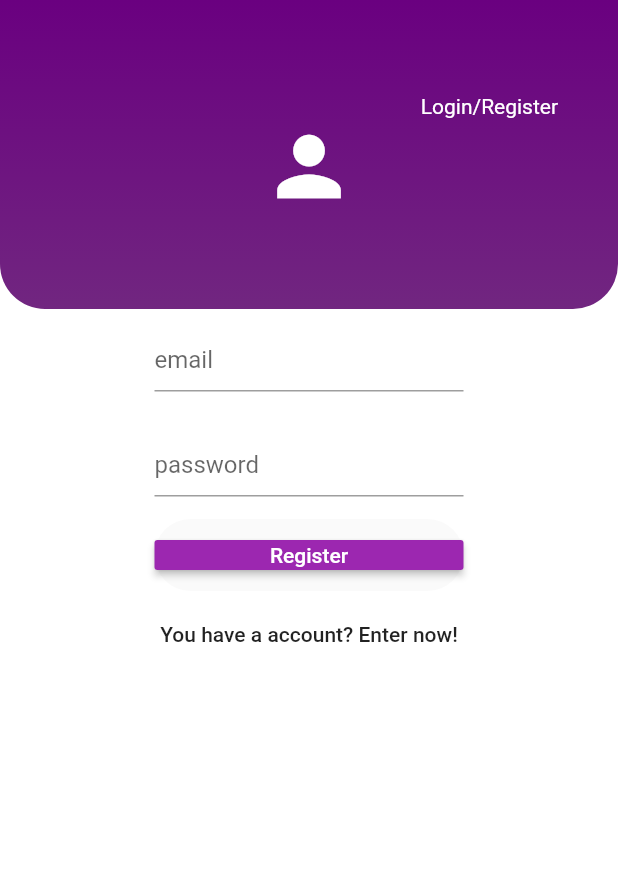
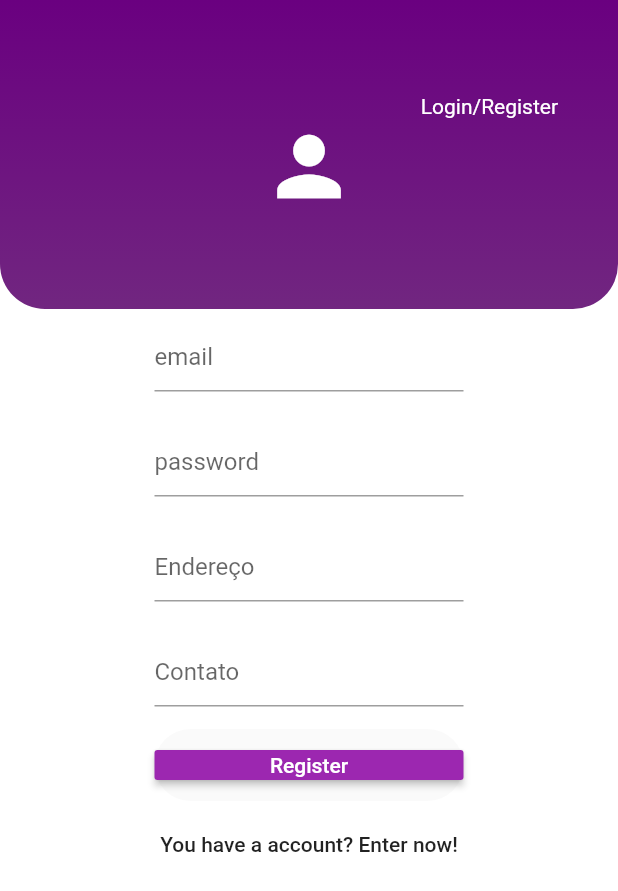
Before and after one commit to mugarate12/webappFlutter, a Flutter app: the Login screen opened by its route, after a tap on "Login", after a tap on "You not have a account? Make one!", on a phone screen of 412 x 824 dp. Shown: the top 891 px of the screen. Run offline on Flutter 3.47's test engine with Material 2 defaults, Android fonts, the phone set to English and light mode, and no system bars; missing offline and left inert: dart:html, flutter_web.

Commit message:
ultimas alterações

```diff
--- a/lib/components/party_theme.dart
+++ b/lib/components/party_theme.dart
@@ -29,7 +29,12 @@ class PartyTheme extends StatelessWidget {
     List<Widget> themes = [];
 
     for (var i = 0; i < imgArray.length; i++) {
-      themes.add(MaterialButton(
+      themes.add(ExpansionTile(
+        title: Text("Tema${i}"),
+        children: <Widget>[
+          Padding(
+            padding: EdgeInsets.only(bottom: 5),
+            child: MaterialButton(
               // key: Key(i.toString()),
               elevation: 0.6,
               onPressed: () {
@@ -38,9 +43,12 @@ class PartyTheme extends StatelessWidget {
               },
               child: Image.network(
                 imgArray[i],
-          height: 30,
-          width: 100,
+                height: 50,
+                width: 150,
               ),
+            ),
+          )
+        ],
       ));
     }
 
@@ -54,7 +62,6 @@ class PartyTheme extends StatelessWidget {
         child: Wrap(
           direction: Axis.horizontal,
           children: _gerar(),
-      )
-    );
+        ));
   }
 }
--- a/lib/components/textinput.dart
+++ b/lib/components/textinput.dart
@@ -7,10 +7,12 @@ class TextInput extends StatelessWidget{
   TextInput({
     Key key,
     this.controllerInput,
-    this.hintText
+    this.hintText,
+    this.labelText
   }): super(key: key);
   final TextEditingController controllerInput;
   final String hintText;
+  final String labelText;
 
   @override
   Widget build(BuildContext context){
@@ -37,6 +39,9 @@ class TextInput extends StatelessWidget{
         controller: controllerInput,
         obscureText: false,
         decoration: InputDecoration(
+          // nome do campo
+          labelText: labelText,
+          // quando clicar, nome dentro do campo
           hintText: hintText,
           hasFloatingPlaceholder: false,
         ),
--- a/lib/containers/login_widget.dart
+++ b/lib/containers/login_widget.dart
@@ -29,9 +29,9 @@ class Login extends StatelessWidget {
       child: Column(
         children: <Widget>[
           text_input.TextInput(
-              controllerInput: emailController, hintText: 'email'),
+              controllerInput: emailController, hintText: 'exemplo@gmail.com', labelText: 'email'),
           text_input.TextInput(
-              controllerInput: passwordController, hintText: 'password'),
+              controllerInput: passwordController, hintText: 'suaSenha123', labelText: 'password'),
           login_btn.ButtonLogin(functionBtn: btnFunction, btnName: 'Login'),
           login_or_register.LoginOrRegister(
               loginOrNot: switchFunction,
--- a/lib/containers/new_album_widget.dart
+++ b/lib/containers/new_album_widget.dart
@@ -13,6 +13,9 @@ class NewAlbum extends StatefulWidget {
 class _NewAlbumState extends State<NewAlbum> {
   TextEditingController party_name = new TextEditingController();
   TextEditingController img = new TextEditingController();
+  TextEditingController adress = new TextEditingController();
+  TextEditingController date = new TextEditingController();
+  TextEditingController name_of_place= new TextEditingController();
 
   void _btnFunction() {}
 
@@ -23,11 +26,29 @@ class _NewAlbumState extends State<NewAlbum> {
           (MediaQuery.of(context).size.height / 4),
       width: MediaQuery.of(context).size.width / 2,
       child: Center(
-        child: Column(
+          child: ListView(
+        children: <Widget>[
+          Column(
             children: <Widget>[
               text_input.TextInput(
                 controllerInput: party_name,
-              hintText: 'Nome da festa',
+                hintText: 'Festa da Camila; Casamento de João...',
+                labelText: 'Nome da festa',
+              ),
+              text_input.TextInput(
+                controllerInput: date,
+                hintText: '07-08-2019 às 19h40',
+                labelText: 'Data e Hora',
+              ),
+              text_input.TextInput(
+                controllerInput: adress,
+                hintText: 'Rua Fernandes Lima - São Freitas',
+                labelText: 'Endereço',
+              ),
+              text_input.TextInput(
+                controllerInput: name_of_place,
+                hintText: 'Salão de Festas, ABC...',
+                labelText: 'Local da Festa',
               ),
               text_input.TextInput(
                 controllerInput: img,
@@ -44,7 +65,8 @@ class _NewAlbumState extends State<NewAlbum> {
               )
             ],
           ),
-      ),
+        ],
+      )),
     );
   }
 }
--- a/lib/containers/register_widget.dart
+++ b/lib/containers/register_widget.dart
@@ -11,11 +11,16 @@ class Register extends StatelessWidget {
       {Key key,
       this.emailController,
       this.passwordController,
+      this.adressController,
+      this.contactController,
       this.btnFunction,
-      this.switchFunction})
+      this.switchFunction
+      })
       : super(key: key);
   final TextEditingController emailController;
   final TextEditingController passwordController;
+  final TextEditingController adressController;
+  final TextEditingController contactController;
   final Function btnFunction;
   final Function switchFunction;
 
@@ -28,9 +33,19 @@ class Register extends StatelessWidget {
       child: Column(
         children: <Widget>[
           text_input.TextInput(
-              controllerInput: emailController, hintText: 'email'),
+              controllerInput: emailController, hintText: 'exemplo@gmail.com', labelText: 'email'),
           text_input.TextInput(
-              controllerInput: passwordController, hintText: 'password'),
+              controllerInput: passwordController, hintText: 'suaSenha123', labelText: 'password'),
+          text_input.TextInput(
+              controllerInput: adressController,
+              hintText: 'Rua Fernandes Lima - São Freitas',
+              labelText: 'Endereço',
+          ),
+          text_input.TextInput(
+            controllerInput: contactController,
+            hintText: '(82)99226-6454',
+            labelText: 'Contato',
+          ),
           login_btn.ButtonLogin(functionBtn: btnFunction, btnName: 'Register'),
           login_or_register.LoginOrRegister(
               loginOrNot: switchFunction,
--- a/lib/login.dart
+++ b/lib/login.dart
@@ -35,6 +35,8 @@ class _LoginState extends State<Login> {
   // estados do registro
   TextEditingController email_register_controller = new TextEditingController();
   TextEditingController password_register_controller = new TextEditingController();
+  TextEditingController adress_register_controller = new TextEditingController();
+  TextEditingController contact_register_controller = new TextEditingController();
   Function _RegisterBtn(){
 
     Navigator.pushNamed(context, '/table');
@@ -65,6 +67,8 @@ class _LoginState extends State<Login> {
       return register_widget.Register(
         emailController: email_register_controller,
         passwordController: password_register_controller,
+        adressController: adress_register_controller,
+        contactController: contact_register_controller,
         btnFunction: _RegisterBtn,
         switchFunction: _RegisterSwitch,
       );
```
Also changed, not shown: lib/components/btn_album.dart (+9 -5 lines), lib/components/img_album_button.dart (added, +70 -0 lines), lib/components/json_class_theme.dart (added, +30 -0 lines), lib/containers/show_albuns_widget.dart (+9 -47 lines). Lines whose indentation alone changed are shown as unchanged.
